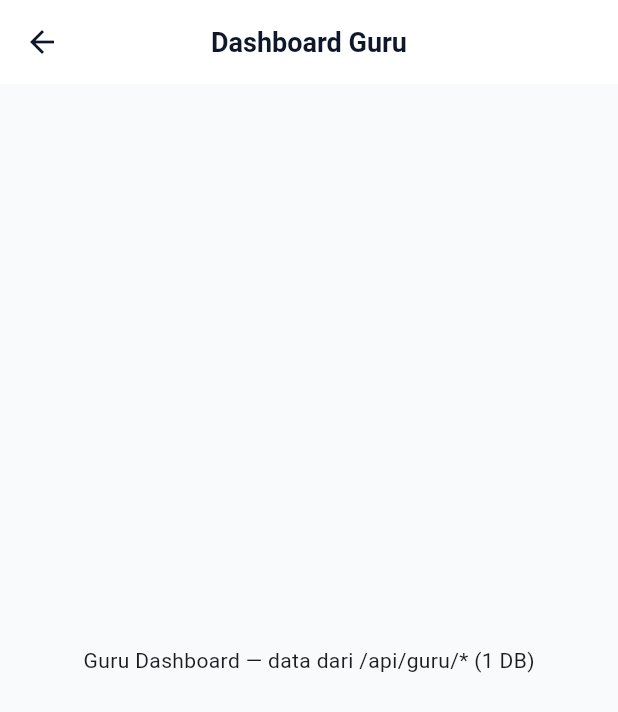
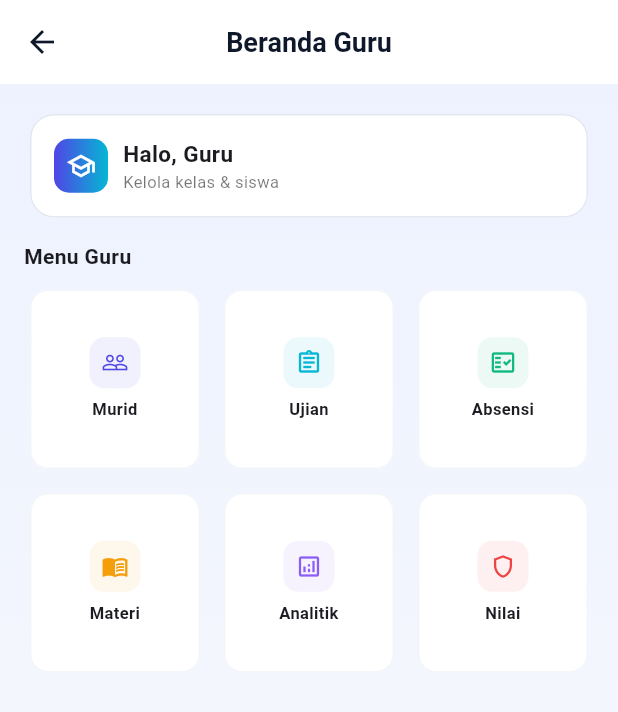
Before and after one commit to Khotibul/e-learning-qu, a Flutter app: the GuruDashboard screen opened directly, on a phone screen of 412 x 824 dp. Shown: the top 712 px of the screen. Run offline on Flutter 3.47's test engine with Material 3 defaults, Android fonts, the phone set to English and light mode, and no system bars; our stand-ins replace shared_preferences; accounts and stored records are empty.

Commit message:
feat(mobile): fungsikan icon fitur dashboard (Siswa & Guru) — semua menu card kini navigasi ke layar terkait (1 DB)

```diff
--- a/mobile/lib/screens/guru/dashboard.dart
+++ b/mobile/lib/screens/guru/dashboard.dart
@@ -1,5 +1,72 @@
-import "package:flutter/material.dart";
+import 'package:flutter/material.dart';
+import '../siswa/ujian.dart';
+import '../siswa/absensi_harian.dart';
+import 'murid_detail.dart';
+
 class GuruDashboard extends StatelessWidget {
   const GuruDashboard({super.key});
-  @override Widget build(BuildContext context) => Scaffold(appBar: AppBar(title: const Text("Dashboard Guru")), body: const Center(child: Text("Guru Dashboard — data dari /api/guru/* (1 DB)")));
+
+  @override
+  Widget build(BuildContext context) => Scaffold(
+    appBar: AppBar(title: const Text("Beranda Guru"), backgroundColor: Colors.white),
+    body: Container(
+      decoration: const BoxDecoration(gradient: LinearGradient(begin: Alignment.topCenter, end: Alignment.bottomCenter, colors: [Color(0xFFEEF2FF), Color(0xFFF8FAFC)])),
+      child: ListView(
+        padding: const EdgeInsets.all(16),
+        children: [
+          Card(
+            child: Padding(
+              padding: const EdgeInsets.all(16),
+              child: Row(children: [
+                Container(padding: const EdgeInsets.all(8), decoration: BoxDecoration(gradient: const LinearGradient(colors: [Color(0xFF4F46E5), Color(0xFF06B6D4)]), borderRadius: BorderRadius.circular(10)), child: const Icon(Icons.school_outlined, color: Colors.white, size: 20)),
+                const SizedBox(width: 10),
+                const Expanded(child: Column(crossAxisAlignment: CrossAxisAlignment.start, children: [Text("Halo, Guru", style: TextStyle(fontWeight: FontWeight.w700, fontSize: 15)), Text("Kelola kelas & siswa", style: TextStyle(color: Colors.black54, fontSize: 11))])),
+              ]),
+            ),
+          ),
+          const SizedBox(height: 12),
+          const Text("Menu Guru", style: TextStyle(fontWeight: FontWeight.w700, fontSize: 14)),
+          const SizedBox(height: 8),
+          GridView.count(
+            shrinkWrap: true,
+            physics: const NeverScrollableScrollPhysics(),
+            crossAxisCount: 3,
+            childAspectRatio: 0.95,
+            mainAxisSpacing: 8,
+            crossAxisSpacing: 8,
+            children: [
+              _GuruCard(icon: Icons.people_outline, label: "Murid", color: const Color(0xFF4F46E5), onTap: () => Navigator.push(context, MaterialPageRoute(builder: (_) => const GuruMurid()))),
+              _GuruCard(icon: Icons.assignment_outlined, label: "Ujian", color: const Color(0xFF06B6D4), onTap: () => Navigator.push(context, MaterialPageRoute(builder: (_) => const SiswaUjian()))),
+              _GuruCard(icon: Icons.fact_check_outlined, label: "Absensi", color: const Color(0xFF10B981), onTap: () => Navigator.push(context, MaterialPageRoute(builder: (_) => const SiswaAbsensiHarian()))),
+              _GuruCard(icon: Icons.menu_book_outlined, label: "Materi", color: const Color(0xFFF59E0B), onTap: () => Navigator.push(context, MaterialPageRoute(builder: (_) => const SiswaUjian()))),
+              _GuruCard(icon: Icons.analytics_outlined, label: "Analitik", color: const Color(0xFF8B5CF6), onTap: () {}),
+              _GuruCard(icon: Icons.shield_outlined, label: "Nilai", color: const Color(0xFFEF4444), onTap: () {}),
+            ],
+          ),
+        ],
+      ),
+    ),
+  );
 }
+
+class _GuruCard extends StatelessWidget {
+  final IconData icon; final String label; final Color color; final VoidCallback onTap;
+  const _GuruCard({required this.icon, required this.label, required this.color, required this.onTap});
+  @override
+  Widget build(BuildContext context) => Card(
+    elevation: 0,
+    shape: RoundedRectangleBorder(borderRadius: BorderRadius.circular(12), side: const BorderSide(color: Color(0xFFF1F5F9))),
+    child: InkWell(
+      onTap: onTap,
+      borderRadius: BorderRadius.circular(12),
+      child: Padding(
+        padding: const EdgeInsets.symmetric(vertical: 14, horizontal: 8),
+        child: Column(mainAxisAlignment: MainAxisAlignment.center, children: [
+          Container(padding: const EdgeInsets.all(8), decoration: BoxDecoration(color: color.withValues(alpha: 0.08), borderRadius: BorderRadius.circular(10)), child: Icon(icon, color: color, size: 18)),
+          const SizedBox(height: 6),
+          Text(label, style: const TextStyle(fontWeight: FontWeight.w600, fontSize: 11), textAlign: TextAlign.center),
+        ]),
+      ),
+    ),
+  );
+}
--- a/mobile/lib/screens/siswa/dashboard.dart
+++ b/mobile/lib/screens/siswa/dashboard.dart
@@ -1,5 +1,13 @@
 import 'package:flutter/material.dart';
 import '../../services/api_service.dart';
+import 'ujian.dart';
+import 'materi.dart';
+import 'absensi_harian.dart';
+import 'nilai.dart';
+import 'ranking.dart';
+import 'jadwal.dart';
+import 'ai_tutor.dart';
+import 'latihan.dart';
 
 class SiswaDashboard extends StatefulWidget {
   const SiswaDashboard({super.key});
@@ -54,15 +62,15 @@ class _SiswaDashboardState extends State<SiswaDashboard> {
               mainAxisSpacing: 8,
               crossAxisSpacing: 8,
               children: [
-                _MenuCard(icon: Icons.quiz, label: "Ujian", color: const Color(0xFF4F46E5), onTap: () {}),
-                _MenuCard(icon: Icons.menu_book, label: "Materi", color: const Color(0xFF06B6D4), onTap: () {}),
-                _MenuCard(icon: Icons.fact_check, label: "Absensi", color: const Color(0xFF10B981), onTap: () {}),
-                _MenuCard(icon: Icons.grade, label: "Nilai", color: const Color(0xFFF59E0B), onTap: () {}),
-                _MenuCard(icon: Icons.leaderboard, label: "Ranking", color: const Color(0xFFEF4444), onTap: () {}),
-                _MenuCard(icon: Icons.smart_toy, label: "AI Tutor", color: const Color(0xFF8B5CF6), onTap: () {}),
-                _MenuCard(icon: Icons.calendar_today, label: "Jadwal", color: const Color(0xFFEC4899), onTap: () {}),
-                _MenuCard(icon: Icons.groups, label: "Kelas", color: const Color(0xFF14B8A6), onTap: () {}),
-                _MenuCard(icon: Icons.account_balance_wallet, label: "Iuran", color: const Color(0xFFF97316), onTap: () {}),
+                _MenuCard(icon: Icons.quiz_outlined, label: "Ujian", color: const Color(0xFF4F46E5), onTap: () => Navigator.push(context, MaterialPageRoute(builder: (_) => const SiswaUjian()))),
+                _MenuCard(icon: Icons.menu_book_outlined, label: "Materi", color: const Color(0xFF06B6D4), onTap: () => Navigator.push(context, MaterialPageRoute(builder: (_) => const SiswaMateri()))),
+                _MenuCard(icon: Icons.fact_check_outlined, label: "Absensi", color: const Color(0xFF10B981), onTap: () => Navigator.push(context, MaterialPageRoute(builder: (_) => const SiswaAbsensiHarian()))),
+                _MenuCard(icon: Icons.grade_outlined, label: "Nilai", color: const Color(0xFFF59E0B), onTap: () => Navigator.push(context, MaterialPageRoute(builder: (_) => const SiswaNilai()))),
+                _MenuCard(icon: Icons.leaderboard_outlined, label: "Ranking", color: const Color(0xFFEF4444), onTap: () => Navigator.push(context, MaterialPageRoute(builder: (_) => const SiswaRanking()))),
+                _MenuCard(icon: Icons.smart_toy_outlined, label: "AI Tutor", color: const Color(0xFF8B5CF6), onTap: () => Navigator.push(context, MaterialPageRoute(builder: (_) => const SiswaAiTutor()))),
+                _MenuCard(icon: Icons.menu_book_outlined, label: "Latihan", color: const Color(0xFF6366F1), onTap: () => Navigator.push(context, MaterialPageRoute(builder: (_) => const SiswaLatihan()))),
+                _MenuCard(icon: Icons.calendar_today_outlined, label: "Jadwal", color: const Color(0xFFEC4899), onTap: () => Navigator.push(context, MaterialPageRoute(builder: (_) => const SiswaJadwal()))),
+                _MenuCard(icon: Icons.groups_outlined, label: "Kelas", color: const Color(0xFF14B8A6), onTap: () => Navigator.push(context, MaterialPageRoute(builder: (_) => const SiswaAbsensiHarian()))),
               ],
             ),
             const SizedBox(height: 12),
```
